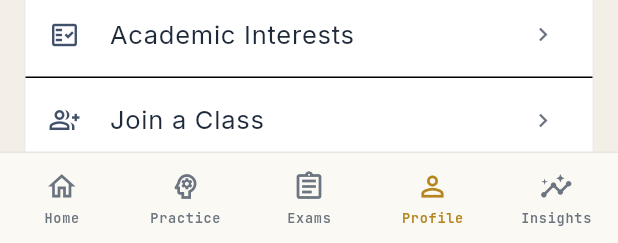
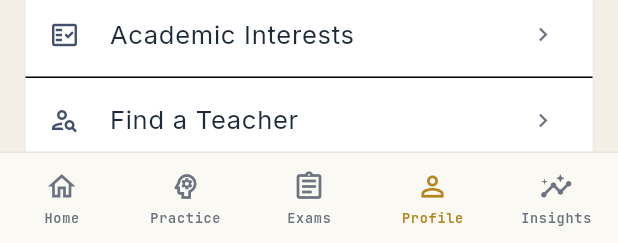
Before and after one commit to BharathMallesh/OlympiadPro, a Flutter app: the StudentProfileScreen widget shown alone on an empty page, opened directly, on a phone screen of 412 x 824 dp. Shown: the part 990-1233 px from the top of the screen. Run offline on Flutter 3.47's test engine with Material 3 defaults, Android fonts, the phone set to English and light mode, and no system bars; our stand-ins replace connectivity_plus, file_picker, flutter_secure_storage, go_router, image_picker, pdf and 2 more; missing offline and left inert: crop_your_image, flutter_math_fork, pdfx; accounts and stored records are empty; network calls fail.

Commit message:
Add "Find a Teacher" to the student profile Account menu
Mirrors the hub entry so students can reach the marketplace directory from
their profile too, alongside Join a Class.

Co-Authored-By: Claude Opus 4.8 <noreply@anthropic.com>

```diff
--- a/lib/screens/student/profile_screen.dart
+++ b/lib/screens/student/profile_screen.dart
@@ -214,6 +214,8 @@ class _StudentProfileScreenState extends State<StudentProfileScreen> {
                   (Icons.school_outlined, 'My Classroom', '/student/hub'),
                   (Icons.fact_check_outlined, 'Academic Interests',
                       '/student/interests?edit=1'),
+                  (Icons.person_search_outlined, 'Find a Teacher',
+                      '/student/find-teacher'),
                   (Icons.group_add_outlined, 'Join a Class',
                       '/student/join-class'),
                   (Icons.assignment_outlined, 'My Exams', '/student/exams'),
```
